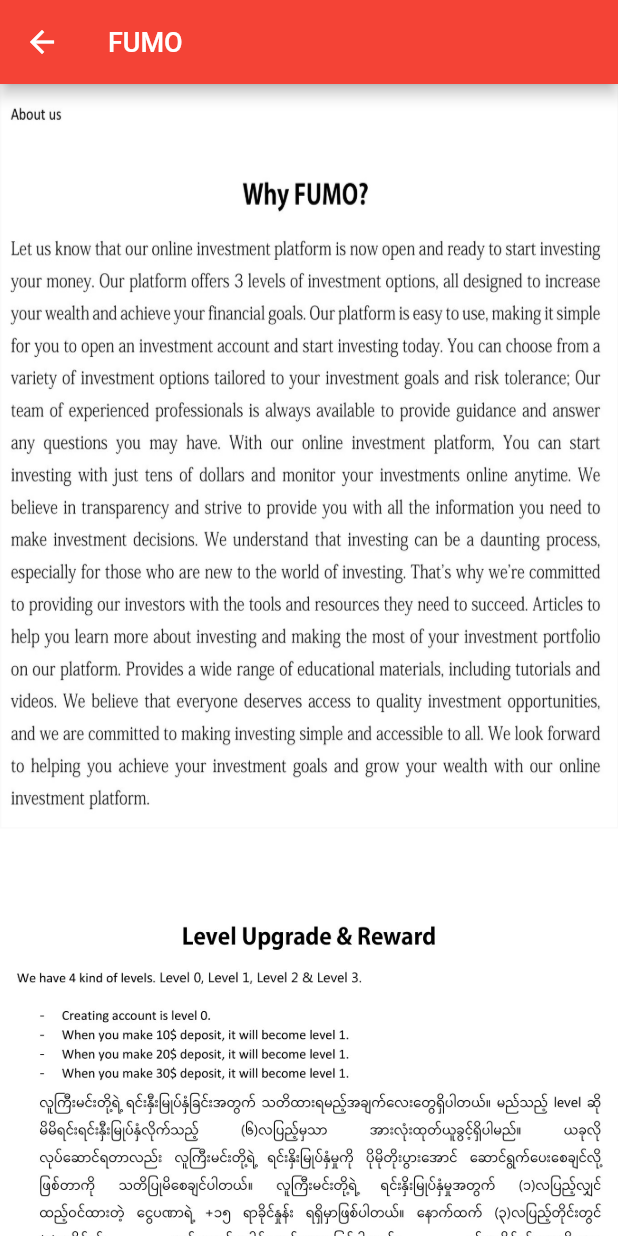
After one commit to mmsoftware100/flutter-backbone, a Flutter app: the AboutUsPage screen opened by its route, on a phone screen of 412 x 824 dp. The commit adds this screen. Run offline on Flutter 3.47's test engine with Material 2 defaults, Android fonts, the phone set to English and light mode, and no system bars; our stand-ins replace dartz, dio, equatable, flutter_local_notifications, flutter_spinkit, get_it and 2 more; missing offline and left inert: encrypt; accounts and stored records are empty; project files that could hold a hidden picture were left out.

Commit message:
Update by YNM

```diff
--- /dev/null
+++ b/lib/features/presentation/pages/aboutus_page.dart
@@ -0,0 +1,87 @@
+import 'package:flutter/material.dart';
+
+class AboutUsPage extends StatefulWidget {
+  static String routeName = "/AboutUsPage";
+  const AboutUsPage({Key? key}) : super(key: key);
+
+  @override
+  State<AboutUsPage> createState() => _AboutUsPageState();
+}
+
+class _AboutUsPageState extends State<AboutUsPage> {
+  @override
+  Widget build(BuildContext context) {
+    return Scaffold(
+      resizeToAvoidBottomInset: false,
+      appBar: AppBar(title: Text("FUMO",style: TextStyle(color: Colors.white),),),
+      body: _mainWidget(),
+    );
+  }
+  Widget _mainWidget(){
+    return Container(
+      child: SingleChildScrollView(
+        child: Column(
+          mainAxisAlignment: MainAxisAlignment.center,
+          crossAxisAlignment: CrossAxisAlignment.start,
+          children: [
+            Padding(
+              padding: const EdgeInsets.all(1.0),
+              child: Container(
+                // width: MediaQuery.of(context).size.width * 0.95,
+                // height: MediaQuery.of(context).size.height * 0.25,
+                width: MediaQuery.of(context).size.width,
+                height: MediaQuery.of(context).size.height * 0.6,
+                decoration: BoxDecoration(
+                  color: Colors.white,
+                  image: DecorationImage(
+                      fit: BoxFit.fill,
+                      image: AssetImage('assets/images/FUMO-About-us-1.jpg')
+                  ),
+                ),
+              ),
+            ),
+            Container(
+              // width: MediaQuery.of(context).size.width * 0.95,
+              // height: MediaQuery.of(context).size.height * 0.25,
+              width: MediaQuery.of(context).size.width,
+              height: MediaQuery.of(context).size.height * 0.8,
+              decoration: BoxDecoration(
+                color: Colors.white,
+                image: DecorationImage(
+                    fit: BoxFit.fitHeight,
+                    image: AssetImage('assets/images/FUMO-About-us-2.jpg')
+                ),
+              ),
+            ),
+            Container(
+              // width: MediaQuery.of(context).size.width * 0.95,
+              // height: MediaQuery.of(context).size.height * 0.25,
+              width: MediaQuery.of(context).size.width,
+              height: MediaQuery.of(context).size.height * 0.8,
+              decoration: BoxDecoration(
+                color: Colors.white,
+                image: DecorationImage(
+                    fit: BoxFit.fitHeight,
+                    image: AssetImage('assets/images/FUMO-About-us-3.jpg')
+                ),
+              ),
+            ),
+            Container(
+              // width: MediaQuery.of(context).size.width * 0.95,
+              // height: MediaQuery.of(context).size.height * 0.25,
+              width: MediaQuery.of(context).size.width,
+              height: MediaQuery.of(context).size.height * 0.8,
+              decoration: BoxDecoration(
+                color: Colors.white,
+                image: DecorationImage(
+                    fit: BoxFit.fitHeight,
+                    image: AssetImage('assets/images/FUMO-About-us-4.jpg')
+                ),
+              ),
+            ),
+          ],
+        ),
+      ),
+    );
+  }
+}
--- a/lib/features/presentation/pages/test_page.dart
+++ b/lib/features/presentation/pages/test_page.dart
@@ -1,3 +1,4 @@
+import 'package:base/features/presentation/pages/aboutus_page.dart';
 import 'package:base/features/presentation/pages/account_page.dart';
 import 'package:base/features/presentation/pages/balance_page.dart';
 import 'package:base/features/presentation/pages/calculator_page.dart';
@@ -51,6 +52,7 @@
           ListTile(title: Text("MyTeamPage"), onTap: (){ Navigator.pushNamed(context, MyTeamPage.routeName); },),
           ListTile(title: Text("CalculatorPage"), onTap: (){ Navigator.pushNamed(context, CalculatorPage.routeName); },),
           ListTile(title: Text("WalletPage"), onTap: (){ Navigator.pushNamed(context, WalletPage.routeName); },),
+          ListTile(title: Text("AboutUsPage"), onTap: (){ Navigator.pushNamed(context, AboutUsPage.routeName); },),
         ],
       ),
     );
--- a/lib/main.dart
+++ b/lib/main.dart
@@ -1,6 +1,7 @@
 
 
 
+import 'package:base/features/presentation/pages/aboutus_page.dart';
 import 'package:base/features/presentation/pages/account_page.dart';
 import 'package:base/features/presentation/pages/calculator_page.dart';
 import 'package:base/features/presentation/pages/myteam_page.dart';
@@ -198,7 +199,8 @@
         MyTeamPage.routeName: (context) => MyTeamPage(),
         CalculatorPage.routeName:(context) => CalculatorPage(),
         UserLoginPage.routeName:(context) => UserLoginPage(),
-        WalletPage.routeName:(context) => WalletPage()
+        WalletPage.routeName:(context) => WalletPage(),
+        AboutUsPage.routeName:(context) => AboutUsPage()
       },
     );
   }
```
Also changed, not shown: assets/images/FUMO-About-us-1.jpg (added), assets/images/FUMO-About-us-2.jpg (added), assets/images/FUMO-About-us-3.jpg (added), assets/images/FUMO-About-us-4.jpg (added).
